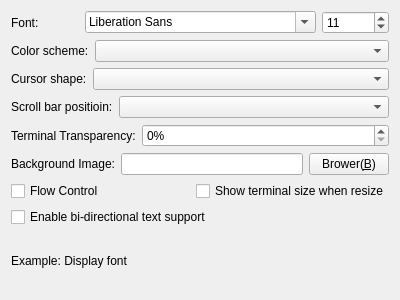
KangLin/RabbitRemoteControl, file Viewer/Plugins/FrmParameterTerminalAppearanceSettings.ui: the form before one commit.
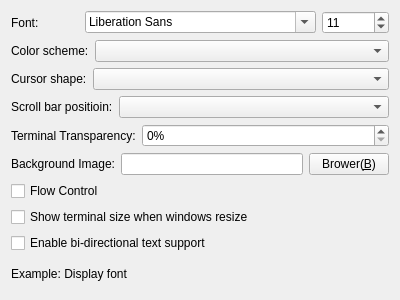
The form after the commit.

Commit message: Terminal: modify translations

The edit to the form file:
```diff
--- a/Viewer/Plugins/FrmParameterTerminalAppearanceSettings.ui
+++ b/Viewer/Plugins/FrmParameterTerminalAppearanceSettings.ui
@@ -55,30 +55,9 @@
     </layout>
    </item>
    <item row="6" column="0">
-    <layout class="QHBoxLayout" name="horizontalLayout_9">
-     <item>
-      <widget class="QCheckBox" name="cbFlowControl">
-       <property name="text">
-        <string>Flow Control</string>
-       </property>
-      </widget>
-     </item>
-     <item>
-      <widget class="QCheckBox" name="cbShowResize">
-       <property name="text">
-        <string>Show terminal size when resize</string>
-       </property>
-      </widget>
-     </item>
-    </layout>
-   </item>
-   <item row="8" column="0">
-    <widget class="QLabel" name="lbFont">
+    <widget class="QCheckBox" name="cbFlowControl">
      <property name="text">
-      <string>Example: Display font</string>
-     </property>
-     <property name="wordWrap">
-      <bool>false</bool>
+      <string>Flow Control</string>
      </property>
     </widget>
    </item>
@@ -222,6 +201,23 @@
     </layout>
    </item>
    <item row="7" column="0">
+    <widget class="QCheckBox" name="cbShowResize">
+     <property name="text">
+      <string>Show terminal size when windows resize</string>
+     </property>
+    </widget>
+   </item>
+   <item row="9" column="0">
+    <widget class="QLabel" name="lbFont">
+     <property name="text">
+      <string>Example: Display font</string>
+     </property>
+     <property name="wordWrap">
+      <bool>false</bool>
+     </property>
+    </widget>
+   </item>
+   <item row="8" column="0">
     <widget class="QCheckBox" name="cbBiDirectional">
      <property name="text">
       <string>Enable bi-directional text support</string>
```
Left out of the diff: 140 changed lines with no effect on the pictures. The commit also changes 4 other files.
